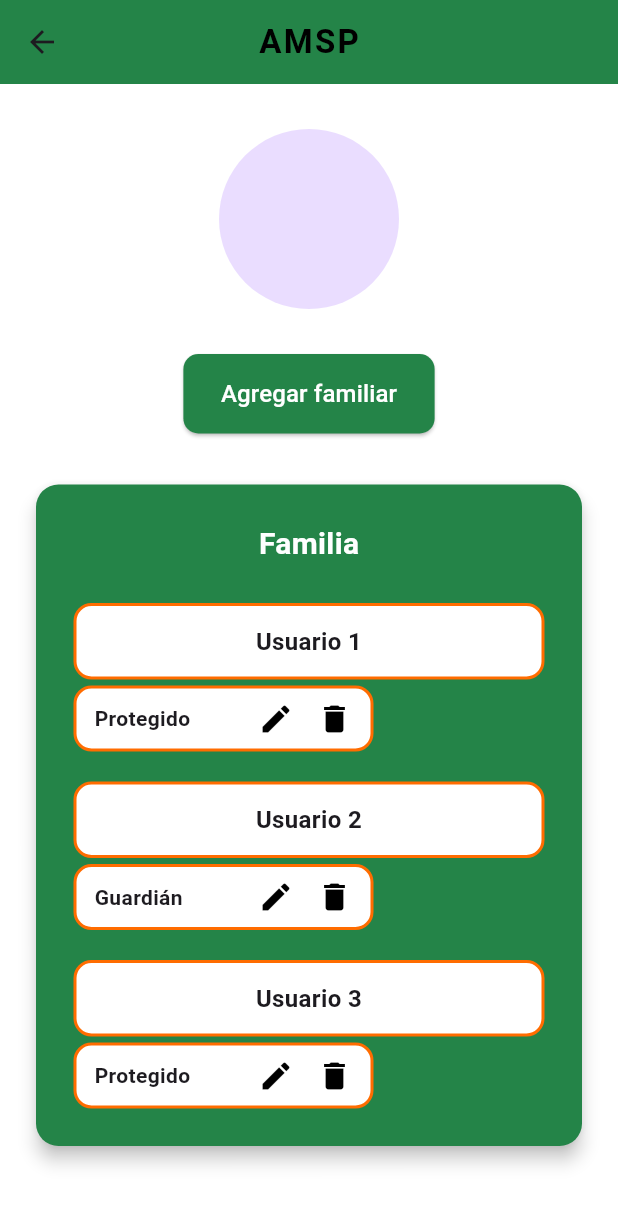
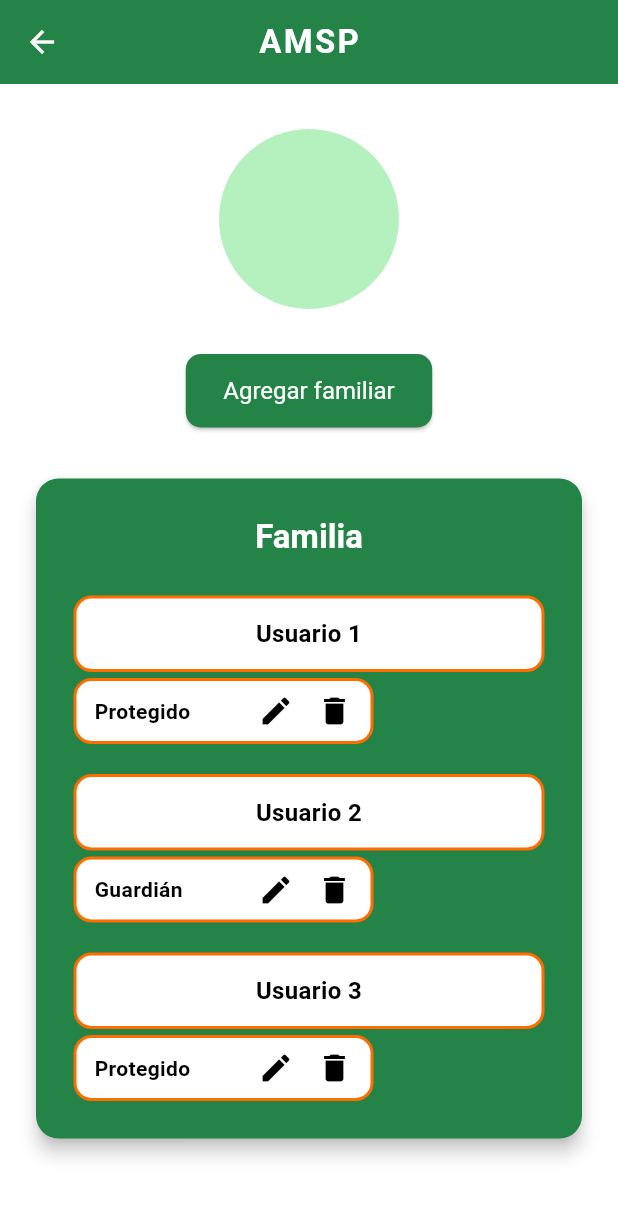
Before and after one commit to tony1282/amsp, a Flutter app: the FamilyScreen screen opened directly, on a phone screen of 412 x 824 dp. Shown: the top 1205 px of the screen. Run offline on Flutter 3.47's test engine with Material 3 defaults, Android fonts, the phone set to English and light mode, and no system bars; our stand-ins replace cloud_firestore, firebase_auth, firebase_core, flutter_dotenv, geolocator, google_sign_in; missing offline and left inert: mapbox_maps_flutter; accounts and stored records are empty.

Commit message:
segundo commit

```diff
--- a/amsp/lib/models/user_model.dart
+++ b/amsp/lib/models/user_model.dart
@@ -40,8 +40,9 @@ factory UserModel.fromDocumentSnapshot(DocumentSnapshot doc) {
 }
 
 static TipoUsuario _rolFromString(String rol) {
+  final rolLower = rol.toLowerCase();
     return TipoUsuario.values.firstWhere(
-      (e) => e.name == rol,
+      (e) => e.name.toLowerCase() == rolLower,
       orElse: () => TipoUsuario.admin,
     );
   }
--- a/amsp/lib/pages/crear_familia_screen.dart
+++ b/amsp/lib/pages/crear_familia_screen.dart
@@ -7,7 +7,7 @@ class CrearFamiliaScreen extends StatelessWidget {
   Widget build(BuildContext context) {
     return Scaffold(
       appBar: AppBar(title: const Text('Crear familia')),
-      body: const Center(child: Text('Pantalla para crear familia')),
+      body: const Center(child: Text('Familia')),
     );
   }
 }
--- a/amsp/lib/pages/family_screen.dart
+++ b/amsp/lib/pages/family_screen.dart
@@ -1,23 +1,29 @@
+import 'package:firebase_auth/firebase_auth.dart';
 import 'package:flutter/material.dart';
 
 class FamilyScreen extends StatelessWidget {
   const FamilyScreen({super.key});
 
-  static const Color orangeColor = Color.fromARGB(255, 255, 108, 0);
-  static const Color backgroundColor = Color(0xFF248448);
-
-  final String? _fotoURL = null;
-
   @override
   Widget build(BuildContext context) {
+    final theme = Theme.of(context);
+    final greenColor = theme.primaryColor; // Verde principal
+    final orangeColor = theme.colorScheme.secondary; // Naranja
+    final contrastColor = theme.appBarTheme.foregroundColor ?? Colors.white;
+
+    final user = FirebaseAuth.instance.currentUser;
+    final String? _fotoURL = user?.photoURL;
+
+
     return Scaffold(
       appBar: AppBar(
-        backgroundColor: backgroundColor,
+        backgroundColor: greenColor,
         centerTitle: true,
-        title: const Text(
+        title: Text(
           'AMSP',
-          style: TextStyle(
-            color: Colors.black,
+          style: theme.appBarTheme.titleTextStyle?.copyWith(color: contrastColor) ??
+              TextStyle(
+                color: contrastColor,
                 fontSize: 22,
                 fontWeight: FontWeight.bold,
                 letterSpacing: 1.5,
@@ -34,7 +40,7 @@ class FamilyScreen extends StatelessWidget {
               child: _fotoURL != null
                   ? CircleAvatar(
                       radius: 60,
-                      backgroundImage: NetworkImage(_fotoURL!),
+                      backgroundImage: NetworkImage(_fotoURL),
                     )
                   : const CircleAvatar(radius: 60),
             ),
@@ -43,15 +49,16 @@ class FamilyScreen extends StatelessWidget {
                 // Acción para agregar familiar
               },
               style: ElevatedButton.styleFrom(
-                backgroundColor: backgroundColor,
-                padding: const EdgeInsets.symmetric(horizontal: 25, vertical: 15),
+                backgroundColor: greenColor,
+                padding:
+                    const EdgeInsets.symmetric(horizontal: 25, vertical: 15),
                 shape: RoundedRectangleBorder(
                   borderRadius: BorderRadius.circular(10),
                 ),
               ),
-              child: const Text(
+              child: Text(
                 'Agregar familiar',
-                style: TextStyle(color: Colors.white, fontSize: 16),
+                style: TextStyle(color: contrastColor, fontSize: 16),
               ),
             ),
             const SizedBox(height: 30),
@@ -62,15 +69,19 @@ class FamilyScreen extends StatelessWidget {
               shape: RoundedRectangleBorder(
                 borderRadius: BorderRadius.circular(15),
               ),
-              color: backgroundColor,
+              color: greenColor,
               child: Padding(
                 padding: const EdgeInsets.all(25),
                 child: Column(
                   children: [
-                    const Text(
+                    Text(
                       "Familia",
-                      style: TextStyle(
-                        color: Colors.white,
+                      style: theme.textTheme.titleLarge?.copyWith(
+                            color: contrastColor,
+                            fontWeight: FontWeight.bold,
+                          ) ??
+                          TextStyle(
+                            color: contrastColor,
                             fontSize: 20,
                             fontWeight: FontWeight.bold,
                           ),
@@ -78,11 +89,11 @@ class FamilyScreen extends StatelessWidget {
                     const SizedBox(height: 25),
 
                     // Lista de familiares con dos tarjetas cada uno
-                    _buildFamilyDoubleCard("Usuario 1", "Protegido"),
+                    _buildFamilyDoubleCard("Usuario 1", "Protegido", orangeColor),
                     const SizedBox(height: 20),
-                    _buildFamilyDoubleCard("Usuario 2", "Guardián"),
+                    _buildFamilyDoubleCard("Usuario 2", "Guardián", orangeColor),
                     const SizedBox(height: 20),
-                    _buildFamilyDoubleCard("Usuario 3", "Protegido"),
+                    _buildFamilyDoubleCard("Usuario 3", "Protegido", orangeColor),
                   ],
                 ),
               ),
@@ -93,7 +104,7 @@ class FamilyScreen extends StatelessWidget {
     );
   }
 
-  Widget _buildFamilyDoubleCard(String name, String role) {
+  Widget _buildFamilyDoubleCard(String name, String role, Color orangeColor) {
     return Column(
       crossAxisAlignment: CrossAxisAlignment.stretch,
       children: [
@@ -114,13 +125,13 @@ class FamilyScreen extends StatelessWidget {
             textAlign: TextAlign.center,
           ),
         ),
-        const SizedBox(height: 4), // menos espacio aquí
+        const SizedBox(height: 4),
 
         // Tarjeta del rol + iconos, más corta y alineada a la izquierda
         Align(
           alignment: Alignment.centerLeft,
           child: Container(
-            width: 200, // ancho fijo más corto que el nombre
+            width: 200,
             padding: const EdgeInsets.symmetric(horizontal: 12, vertical: 8),
             decoration: BoxDecoration(
               color: Colors.white,
```
Also changed, not shown: amsp/lib/main.dart (+46 -4 lines), amsp/lib/pages/home_page.dart (+121 -97 lines), amsp/lib/pages/notifications_screen.dart (+14 -14 lines), amsp/lib/pages/number_screen.dart (+10 -8 lines), amsp/lib/pages/user_screen.dart (+17 -12 lines), amsp/lib/pages/user_screen_con.dart (+20 -23 lines). Lines whose indentation alone changed are shown as unchanged.
